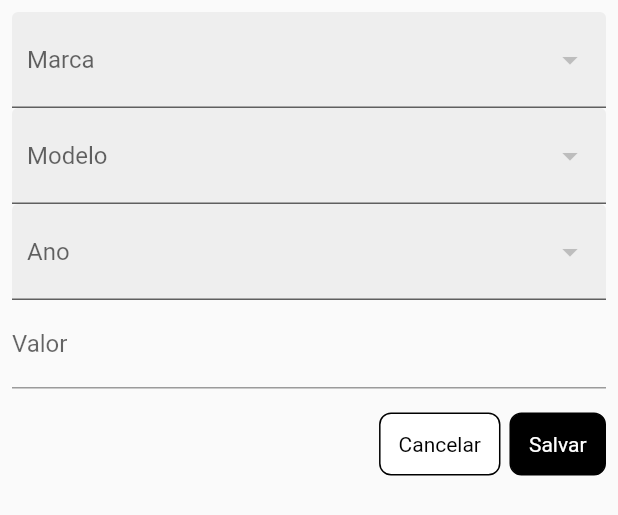
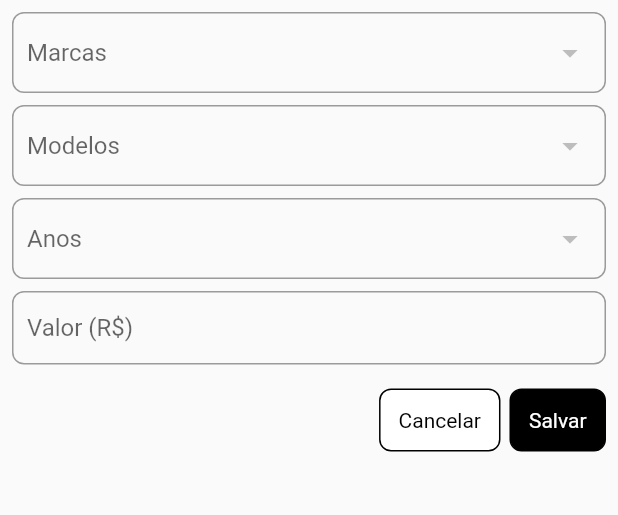
Before and after one commit to MarthinKorb/mobcar_flutter, a Flutter app: the CarFormWidget widget shown alone on an empty page, opened directly, on a phone screen of 412 x 824 dp. Shown: the top 515 px of the screen. Run offline on Flutter 3.47's test engine with Material 2 defaults, Android fonts, the phone set to English and light mode, and no system bars; our stand-ins replace dio, flutter_modular, sqflite; accounts and stored records are empty; network calls fail.

Commit message:
Ajustes de layout e criação de página com possibilidade de zoom na imagem do Carro
- Correção de overflow nos campos de Dropdown do formulário de carros;

```diff
--- a/lib/modules/cars/ui/providers/brands_models_provider.dart
+++ b/lib/modules/cars/ui/providers/brands_models_provider.dart
@@ -46,18 +46,16 @@ class BrandsModelsProvider extends ChangeNotifier {
     return result;
   }
 
-  CarPrice _carPrice = CarPrice(
-    valor: 'R\$ 0,00',
-  );
+  CarPrice _carPrice = CarPrice(valor: '');
   CarPrice get carPrice => _carPrice;
   Future<CarPrice> getCarPrice({
     @required num idBrand,
     @required num idModel,
     @required String carYear,
   }) async {
-    final response = await Modular.get<CarPriceService>()
+    final carPrice = await Modular.get<CarPriceService>()
         .getCarPrice(idBrand: idBrand, idModel: idModel, carYear: carYear);
-    _carPrice = response;
-    return response;
+    _carPrice = carPrice;
+    return carPrice;
   }
 }
--- a/lib/modules/cars/ui/widgets/car_form_widget.dart
+++ b/lib/modules/cars/ui/widgets/car_form_widget.dart
@@ -84,13 +84,14 @@ class _CarFormWidgetState extends State<CarFormWidget> {
                       carsProvider.getBrands();
                     }
                     return DropdownButtonFormField(
-                      hint: const Text('Marca'),
+                      isExpanded: true,
+                      hint: const Text('Marcas'),
                       items: carsProvider.brands.map((Brand brand) {
                         return DropdownMenuItem(
                           value: brand,
                           child: Text(
                             brand.nome,
-                            overflow: TextOverflow.fade,
+                            overflow: TextOverflow.ellipsis,
                           ),
                         );
                       }).toList(),
@@ -101,15 +102,11 @@ class _CarFormWidgetState extends State<CarFormWidget> {
                           _brandId = int.tryParse(marca.codigo);
                         });
                       },
-                      decoration: InputDecoration(
-                        contentPadding:
-                            const EdgeInsets.fromLTRB(10, 20, 5, 20),
-                        filled: true,
-                        fillColor: Colors.grey[200],
-                      ),
+                      decoration: inputDecoration(),
                     );
                   },
                 ),
+                const SizedBox(height: paddingLG),
                 Consumer<BrandsModelsProvider>(
                   builder: (context, carsProvider, child) {
                     int _lastBrandCode;
@@ -121,7 +118,8 @@ class _CarFormWidgetState extends State<CarFormWidget> {
                           codigoMarca: _brandId ?? 0);
                     }
                     return DropdownButtonFormField(
-                      hint: const Text('Modelo'),
+                      hint: const Text('Modelos'),
+                      isExpanded: true,
                       items: carsProvider.models.map((Model model) {
                         return DropdownMenuItem(
                           value: model,
@@ -137,15 +135,11 @@ class _CarFormWidgetState extends State<CarFormWidget> {
                         widget.car.modelo = model.nome;
                         _modelId = model.codigo;
                       },
-                      decoration: InputDecoration(
-                        contentPadding:
-                            const EdgeInsets.fromLTRB(10, 20, 5, 20),
-                        filled: true,
-                        fillColor: Colors.grey[200],
-                      ),
+                      decoration: inputDecoration(),
                     );
                   },
                 ),
+                const SizedBox(height: paddingLG),
                 Consumer<BrandsModelsProvider>(
                   builder: (context, brandsModelsProvider, child) {
                     int _lastModelCode;
@@ -160,7 +154,8 @@ class _CarFormWidgetState extends State<CarFormWidget> {
                       );
                     }
                     return DropdownButtonFormField(
-                      hint: const Text('Ano'),
+                      hint: const Text('Anos'),
+                      isExpanded: true,
                       items:
                           brandsModelsProvider.carYear.map((CarYear carYear) {
                         return DropdownMenuItem(
@@ -185,27 +180,11 @@ class _CarFormWidgetState extends State<CarFormWidget> {
                           _carYear = carYear.codigo;
                         });
                       },
-                      decoration: InputDecoration(
-                        contentPadding:
-                            const EdgeInsets.fromLTRB(10, 20, 5, 20),
-                        filled: true,
-                        fillColor: Colors.grey[200],
-                      ),
+                      decoration: inputDecoration(),
                     );
                   },
                 ),
-
-                // TextFormField(
-                //   initialValue: widget.car?.ano?.toString() ?? '',
-                //   decoration: const InputDecoration(
-                //     label: Text('Ano'),
-                //   ),
-                //   textInputAction: TextInputAction.next,
-                //   onSaved: (newValue) {
-                //     widget.car.ano = int.tryParse(newValue);
-                //   },
-                // ),
-
+                const SizedBox(height: paddingLG),
                 FutureBuilder<CarPrice>(
                   future: _carYear == null
                       ? null
@@ -219,12 +198,17 @@ class _CarFormWidgetState extends State<CarFormWidget> {
                       _carPrice.text = snapshot.data.valor;
                     }
                     if (snapshot.connectionState == ConnectionState.waiting) {
-                      return const CircularProgressIndicator();
+                      return Container(
+                        margin: const EdgeInsets.all(12),
+                        child: const CircularProgressIndicator(
+                            color: Colors.black),
+                      );
                     }
                     return TextFormField(
                       controller: _carPrice,
-                      decoration: const InputDecoration(label: Text('Valor')),
+                      decoration: inputDecoration(hintText: 'Valor (R\$)'),
                       textInputAction: TextInputAction.next,
+                      readOnly: true,
                       onSaved: (newValue) {
                         widget.car.valorFipe = newValue;
                       },
@@ -236,7 +220,7 @@ class _CarFormWidgetState extends State<CarFormWidget> {
           ),
         ),
         Container(
-          padding: const EdgeInsets.all(8.0),
+          padding: const EdgeInsets.all(paddingLG),
           child: Row(
             children: [
               const Spacer(),
@@ -256,4 +240,14 @@ class _CarFormWidgetState extends State<CarFormWidget> {
       ],
     );
   }
+
+  InputDecoration inputDecoration({String hintText = ''}) {
+    return InputDecoration(
+      hintText: hintText,
+      contentPadding: const EdgeInsets.fromLTRB(10, 15, 5, 15),
+      border: const OutlineInputBorder(
+        borderRadius: BorderRadius.all(Radius.circular(8)),
+      ),
+    );
+  }
 }
--- a/lib/shared/constants.dart
+++ b/lib/shared/constants.dart
@@ -1,5 +1,5 @@
 const apiUrl = 'https://parallelum.com.br/fipe/api/v1/carros/marcas';
-const carImage = 'assets/images/car.png';
+const carImage = 'assets/images/car_.png';
 
 const paddingSM = 2.0;
 const paddingMD = 4.0;
```
Also changed, not shown: lib/modules/cars/ui/pages/image_page.dart (added, +33 -0 lines), lib/modules/cars/ui/utils/actions_utils.dart (+13 -8 lines), lib/modules/cars/ui/widgets/car_details_dialog_content_widget.dart (added, +151 -0 lines), lib/modules/cars/ui/widgets/car_details_dialog_widget.dart (deleted, +0 -71 lines), lib/modules/cars/ui/widgets/car_tile_widget.dart (+21 -10 lines), lib/modules/cars/ui/widgets/details_car_dialog.dart (+6 -5 lines), lib/modules/initial_page.dart (+15 -2 lines), assets/images/car_.png (added).
